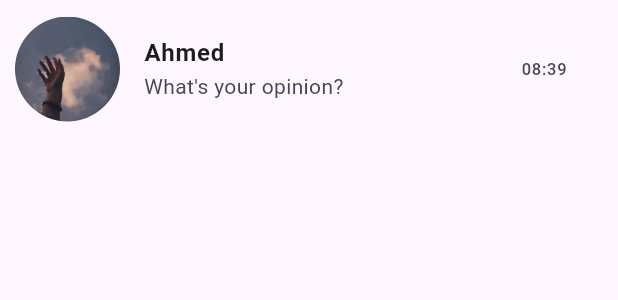
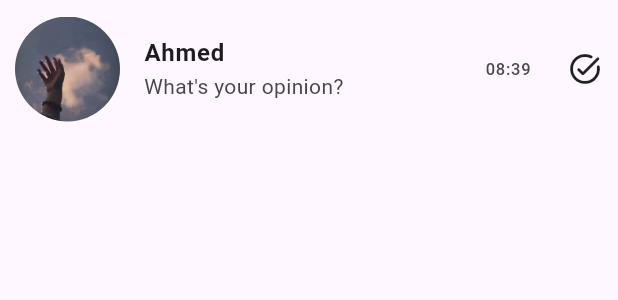
Before and after one commit to amlelmeligy/graduation-proj, a Flutter app: what chatListtile() shows on an empty page, opened directly, on a phone screen of 412 x 824 dp. Shown: the top 300 px of the screen. Run offline on Flutter 3.47's test engine with Material 3 defaults, Android fonts, the phone set to English and light mode, and no system bars.

Commit message:
second commit

```diff
--- a/proj/lib/chats/aboutus.dart
+++ b/proj/lib/chats/aboutus.dart
@@ -38,7 +38,10 @@ class chatListtile extends StatelessWidget {
               ),
               subtitle: Text("$email"),
               trailing: Text("$date"),
-            ))
+            )),
+            Container(
+              child: Icon(Icons.task_alt_rounded),
+            )
           ],
         ));
   }
```
